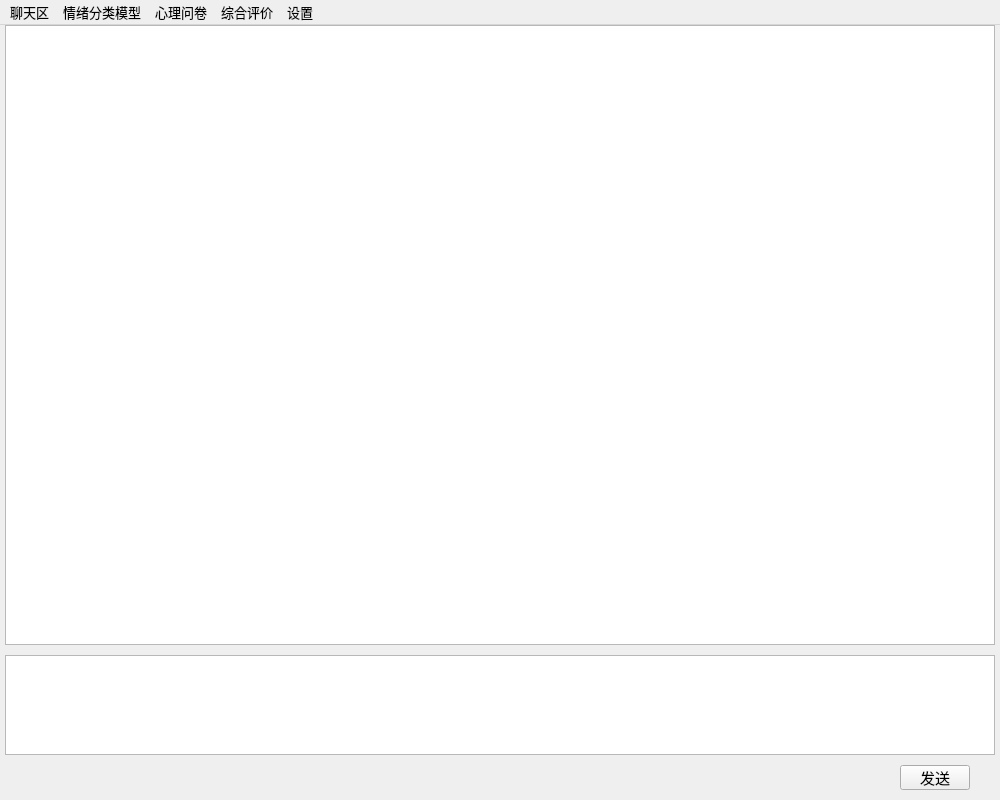
First picture: the form in psychologicalAssessmentSystem/mainForm.ui, repository downalcohol/python_pyqt5, before the edit.
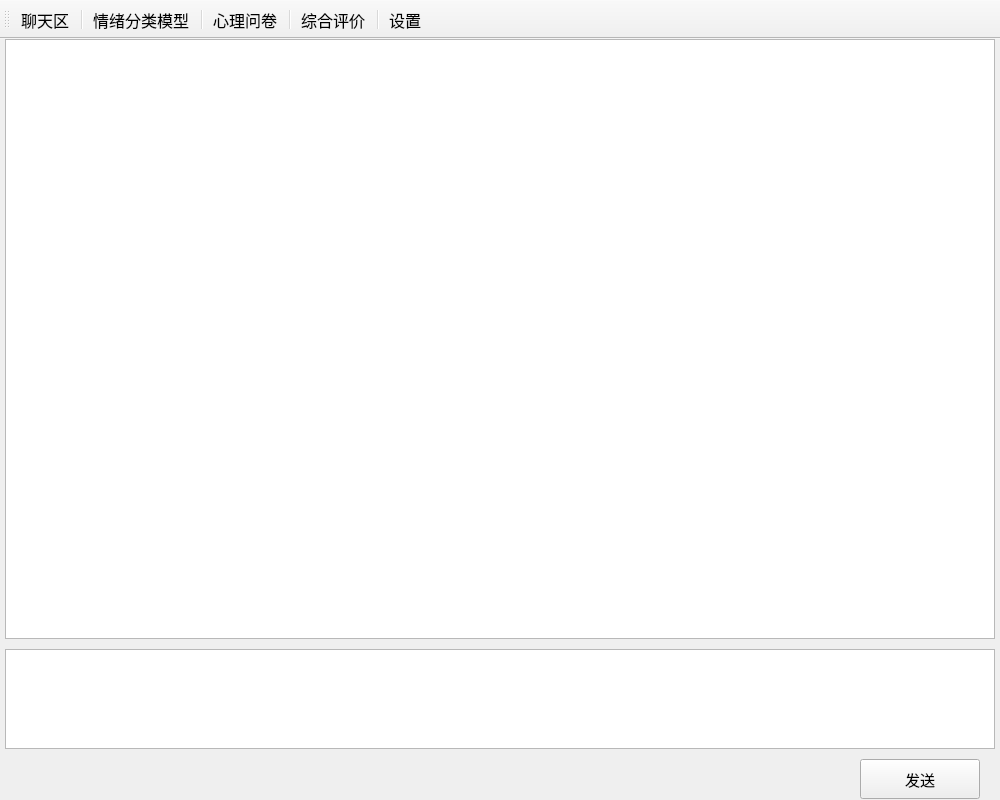
Second picture: the form after the edit.

Commit message: 聊天室ai机器人正常部署 从本地问题列表中抽取问题向测试者提问

What changed in the file:
```diff
--- a/psychologicalAssessmentSystem/mainForm.ui
+++ b/psychologicalAssessmentSystem/mainForm.ui
@@ -59,34 +59,29 @@
         <x>5</x>
         <y>0</y>
         <width>990</width>
-        <height>620</height>
+        <height>600</height>
        </rect>
       </property>
+      <property name="font">
+       <font>
+        <pointsize>14</pointsize>
+       </font>
+      </property>
       <property name="html">
        <string>&lt;!DOCTYPE HTML PUBLIC &quot;-//W3C//DTD HTML 4.0//EN&quot; &quot;http://www.w3.org/TR/REC-html40/strict.dtd&quot;&gt;
 &lt;html&gt;&lt;head&gt;&lt;meta name=&quot;qrichtext&quot; content=&quot;1&quot; /&gt;&lt;style type=&quot;text/css&quot;&gt;
 p, li { white-space: pre-wrap; }
-&lt;/style&gt;&lt;/head&gt;&lt;body style=&quot; font-family:'微软雅黑'; font-size:9pt; font-weight:400; font-style:normal;&quot;&gt;
-&lt;p align=&quot;right&quot; style=&quot;-qt-paragraph-type:empty; margin-top:0px; margin-bottom:0px; margin-left:0px; margin-right:0px; -qt-block-indent:0; text-indent:0px;&quot;&gt;&lt;br /&gt;&lt;/p&gt;&lt;/body&gt;&lt;/html&gt;</string>
-      </property>
-     </widget>
-     <widget class="QWidget" name="widget" native="true">
-      <property name="geometry">
-       <rect>
-        <x>0</x>
-        <y>260</y>
-        <width>500</width>
-        <height>121</height>
-       </rect>
+&lt;/style&gt;&lt;/head&gt;&lt;body style=&quot; font-family:'微软雅黑'; font-size:14pt; font-weight:400; font-style:normal;&quot;&gt;
+&lt;p align=&quot;justify&quot; style=&quot;-qt-paragraph-type:empty; margin-top:0px; margin-bottom:0px; margin-left:0px; margin-right:0px; -qt-block-indent:0; text-indent:0px; font-size:9pt;&quot;&gt;&lt;br /&gt;&lt;/p&gt;&lt;/body&gt;&lt;/html&gt;</string>
       </property>
      </widget>
      <widget class="QPushButton" name="btn_msgSend">
       <property name="geometry">
        <rect>
-        <x>900</x>
-        <y>740</y>
-        <width>70</width>
-        <height>25</height>
+        <x>860</x>
+        <y>720</y>
+        <width>120</width>
+        <height>40</height>
        </rect>
       </property>
       <property name="font">
@@ -99,15 +94,20 @@
        <string>发送</string>
       </property>
      </widget>
-     <widget class="QTextEdit" name="text_mas">
+     <widget class="QTextEdit" name="line_msg">
       <property name="geometry">
        <rect>
         <x>5</x>
-        <y>630</y>
+        <y>610</y>
         <width>990</width>
         <height>100</height>
        </rect>
       </property>
+      <property name="font">
+       <font>
+        <pointsize>12</pointsize>
+       </font>
+      </property>
      </widget>
     </widget>
     <widget class="QWidget" name="page_questionnaire">
@@ -116,8 +116,8 @@
        <rect>
         <x>230</x>
         <y>170</y>
-        <width>56</width>
-        <height>17</height>
+        <width>120</width>
+        <height>40</height>
        </rect>
       </property>
       <property name="text">
@@ -131,8 +131,8 @@
        <rect>
         <x>220</x>
         <y>150</y>
-        <width>56</width>
-        <height>17</height>
+        <width>120</width>
+        <height>40</height>
        </rect>
       </property>
       <property name="text">
@@ -146,8 +146,8 @@
        <rect>
         <x>170</x>
         <y>170</y>
-        <width>56</width>
-        <height>17</height>
+        <width>120</width>
+        <height>40</height>
        </rect>
       </property>
       <property name="text">
@@ -161,8 +161,8 @@
        <rect>
         <x>40</x>
         <y>180</y>
-        <width>80</width>
-        <height>30</height>
+        <width>120</width>
+        <height>40</height>
        </rect>
       </property>
       <property name="font">
@@ -179,8 +179,8 @@
        <rect>
         <x>210</x>
         <y>180</y>
-        <width>80</width>
-        <height>30</height>
+        <width>120</width>
+        <height>40</height>
        </rect>
       </property>
       <property name="font">
@@ -197,8 +197,8 @@
        <rect>
         <x>370</x>
         <y>180</y>
-        <width>80</width>
-        <height>30</height>
+        <width>120</width>
+        <height>40</height>
        </rect>
       </property>
       <property name="font">
@@ -213,91 +213,57 @@
     </widget>
    </widget>
   </widget>
-  <widget class="QMenuBar" name="menubar">
-   <property name="geometry">
-    <rect>
-     <x>0</x>
-     <y>0</y>
-     <width>1000</width>
-     <height>20</height>
-    </rect>
-   </property>
-   <property name="sizePolicy">
-    <sizepolicy hsizetype="Minimum" vsizetype="Minimum">
-     <horstretch>0</horstretch>
-     <verstretch>0</verstretch>
-    </sizepolicy>
-   </property>
+  <widget class="QToolBar" name="toolBar">
    <property name="font">
     <font>
      <family>微软雅黑</family>
-     <pointsize>10</pointsize>
+     <pointsize>12</pointsize>
     </font>
    </property>
-   <property name="nativeMenuBar">
-    <bool>true</bool>
+   <property name="windowTitle">
+    <string>toolBar</string>
    </property>
-   <widget class="QMenu" name="menu">
-    <property name="font">
-     <font>
-      <family>微软雅黑</family>
-      <pointsize>10</pointsize>
-     </font>
-    </property>
-    <property name="title">
-     <string>聊天区</string>
-    </property>
-   </widget>
-   <widget class="QMenu" name="menu_2">
-    <property name="font">
-     <font>
-      <family>微软雅黑</family>
-      <pointsize>10</pointsize>
-     </font>
-    </property>
-    <property name="title">
-     <string>情绪分类模型</string>
-    </property>
-   </widget>
-   <widget class="QMenu" name="menu_3">
-    <property name="font">
-     <font>
-      <family>微软雅黑</family>
-      <pointsize>10</pointsize>
-     </font>
-    </property>
-    <property name="title">
-     <string>心理问卷</string>
-    </property>
-   </widget>
-   <widget class="QMenu" name="menu_4">
-    <property name="font">
-     <font>
-      <family>微软雅黑</family>
-      <pointsize>10</pointsize>
-     </font>
-    </property>
-    <property name="title">
-     <string>综合评价</string>
-    </property>
-   </widget>
-   <widget class="QMenu" name="menu_5">
-    <property name="font">
-     <font>
-      <family>微软雅黑</family>
-      <pointsize>10</pointsize>
-     </font>
-    </property>
-    <property name="title">
-     <string>设置</string>
-    </property>
-   </widget>
-   <addaction name="menu"/>
-   <addaction name="menu_2"/>
-   <addaction name="menu_3"/>
-   <addaction name="menu_4"/>
-   <addaction name="menu_5"/>
+   <attribute name="toolBarArea">
+    <enum>TopToolBarArea</enum>
+   </attribute>
+   <attribute name="toolBarBreak">
+    <bool>false</bool>
+   </attribute>
+   <addaction name="actionChatting"/>
+   <addaction name="separator"/>
+   <addaction name="actionModel"/>
+   <addaction name="separator"/>
+   <addaction name="actionQuestionnaire"/>
+   <addaction name="separator"/>
+   <addaction name="actionCE"/>
+   <addaction name="separator"/>
+   <addaction name="actionSetting"/>
   </widget>
+  <action name="actionChatting">
+   <property name="text">
+    <string>聊天区</string>
+   </property>
+  </action>
+  <action name="actionModel">
+   <property name="text">
+    <string>情绪分类模型</string>
+   </property>
+  </action>
+  <action name="actionQuestionnaire">
+   <property name="text">
+    <string>心理问卷</string>
+   </property>
+  </action>
+  <action name="actionCE">
+   <property name="text">
+    <string>综合评价</string>
+   </property>
+  </action>
+  <action name="actionSetting">
+   <property name="text">
+    <string>设置</string>
+   </property>
+  </action>
  </widget>
  <resources/>
  <connections/>
```
The commit also changes 18 other files.
